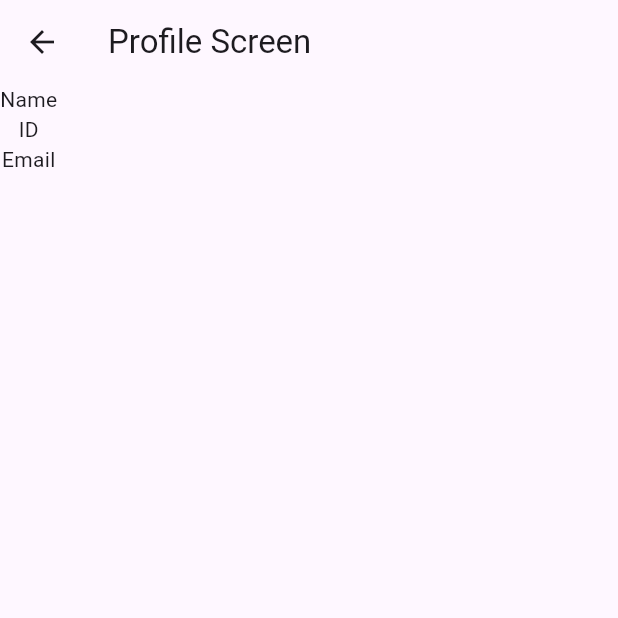
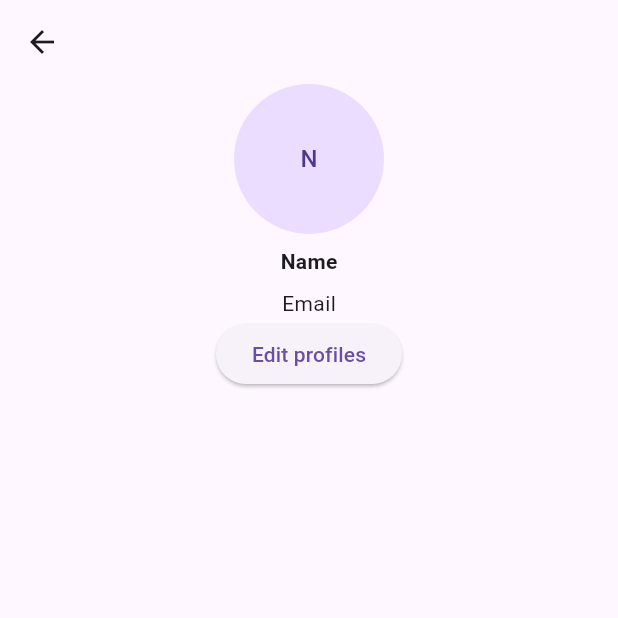
Before and after one commit to TheHuwn/flutter-chat, a Flutter app: the DashboardScreen screen opened directly, in the side drawer, after a tap on "Profile", on a phone screen of 412 x 824 dp, the top half of it. Run offline on Flutter 3.47's test engine with Material 3 defaults, Android fonts, the phone set to English and light mode, and no system bars; our stand-ins replace cloud_firestore, firebase_auth, firebase_core; accounts and stored records are empty.

Commit message:
enhance drawer and user profiles

```diff
--- a/lib/screens/dashboard_screen.dart
+++ b/lib/screens/dashboard_screen.dart
@@ -1,8 +1,10 @@
 import 'package:cloud_firestore/cloud_firestore.dart';
 import 'package:flutter/material.dart';
 import 'package:firebase_auth/firebase_auth.dart';
+import 'package:globalchat/providers/user_provider.dart';
 import 'package:globalchat/screens/profile_screen.dart';
 import 'package:globalchat/screens/spash_screen.dart';
+import 'package:provider/provider.dart';
 
 class DashboardScreen extends StatefulWidget {
   const DashboardScreen({super.key});
@@ -14,6 +16,7 @@ class DashboardScreen extends StatefulWidget {
 class _DashboardScreenState extends State<DashboardScreen> {
   var user = FirebaseAuth.instance.currentUser;
   var db = FirebaseFirestore.instance;
+  var scaffoldKey = GlobalKey<ScaffoldState>();
 
   List<Map<String, dynamic>> chatroomsList = [];
 
@@ -37,9 +40,23 @@ class _DashboardScreenState extends State<DashboardScreen> {
 
   @override
   Widget build(BuildContext context) {
+    var userProvider = Provider.of<UserProvider>(context);
     return Scaffold(
+        key: scaffoldKey,
         appBar: AppBar(
           title: Text("Global Chat"),
+          leading: InkWell(
+            onTap: () {
+              scaffoldKey.currentState!.openDrawer();
+            },
+            child: Padding(
+              padding: const EdgeInsets.all(6.0),
+              child: CircleAvatar(
+                radius: 20,
+                child: Text(userProvider.userName[0]),
+              ),
+            ),
+          ),
         ),
         drawer: Drawer(
           child: Container(
@@ -47,6 +64,17 @@ class _DashboardScreenState extends State<DashboardScreen> {
               children: [
                 SizedBox(
                   height: 50,
+                ),
+                ListTile(
+                  onTap: () async {
+                    Navigator.push(context,
+                        MaterialPageRoute(builder: (context) {
+                      return ProfileScreen();
+                    }));
+                  },
+                  leading: Icon(Icons.people),
+                  title: Text(userProvider.userName),
+                  subtitle: Text(userProvider.userEmail),
                 ),
                 ListTile(
                   onTap: () async {
@@ -83,6 +111,7 @@ class _DashboardScreenState extends State<DashboardScreen> {
             // print("ChatROOMNAME is ${chatroomName}");
             return ListTile(
               leading: CircleAvatar(
+                backgroundColor: Colors.blueGrey[900],
                 child: Text(chatroomName.isNotEmpty ? chatroomName[0] : "?"),
               ),
               title: Text(chatroomName),
--- a/lib/screens/profile_screen.dart
+++ b/lib/screens/profile_screen.dart
@@ -35,13 +35,27 @@ class _ProfileScreenState extends State<ProfileScreen> {
     var userProvider = Provider.of<UserProvider>(context);
 
     return Scaffold(
-      appBar: AppBar(title: Text("Profile Screen")),
-      body: Column(
-        children: [
-          Text(userProvider.userName),
-          Text(userProvider.userID),
-          Text(userProvider.userEmail),
-        ],
+      appBar: AppBar(title: Text("")),
+      body: Container(
+        width: double.infinity,
+        child: Column(
+          crossAxisAlignment: CrossAxisAlignment.center,
+          children: [
+            CircleAvatar(radius: 50, child: Text(userProvider.userName[0])),
+            SizedBox(
+              height: 8,
+            ),
+            Text(
+              userProvider.userName,
+              style: TextStyle(fontWeight: FontWeight.bold),
+            ),
+            SizedBox(
+              height: 8,
+            ),
+            Text(userProvider.userEmail),
+            ElevatedButton(onPressed: () {}, child: Text("Edit profiles"))
+          ],
+        ),
       ),
     );
   }
```
